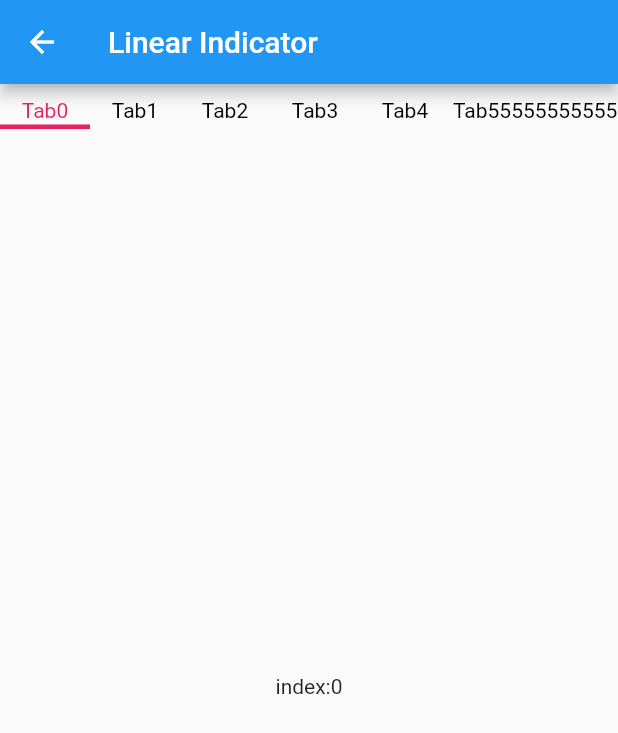
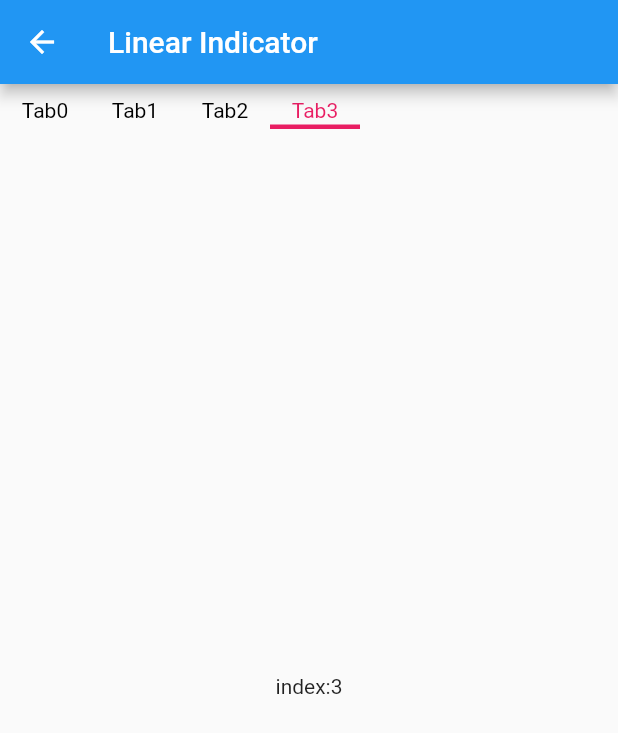
Before and after one commit to lazyee/flutter_custom_tab_bar, a Flutter app: the screen it shows after launch, after a tap on "Linear Tab Bar", on a phone screen of 412 x 824 dp. Shown: the top 733 px of the screen. Run offline on Flutter 3.47's test engine with Material 2 defaults, Android fonts, the phone set to English and light mode, and no system bars.

Commit message:
移除  参数

```diff
--- a/example/lib/linear_tab_bar_page.dart
+++ b/example/lib/linear_tab_bar_page.dart
@@ -11,8 +11,8 @@ class LinearTabBarPage extends StatefulWidget {
 }
 
 class _LinearTabBarPageState extends State<LinearTabBarPage> {
-  final int pageCount = 20;
-  final PageController _controller = PageController();
+  final int pageCount = 4;
+  final PageController _controller = PageController(initialPage: 3);
 
   Widget getTabbarChild(BuildContext context, int index) {
     return TabBarItem(
@@ -41,7 +41,6 @@ class _LinearTabBarPageState extends State<LinearTabBarPage> {
       body: Column(
         children: [
           CustomTabBar(
-            initialIndex: 0,
             height: 35,
             itemCount: pageCount,
             builder: getTabbarChild,
--- a/example/lib/round_tab_bar_page.dart
+++ b/example/lib/round_tab_bar_page.dart
@@ -12,8 +12,7 @@ class RoundTabBarPage extends StatefulWidget {
 
 class _RoundTabBarPageState extends State<RoundTabBarPage> {
   final int pageCount = 4;
-  int initialPage = 3;
-  late PageController _controller = PageController(initialPage: initialPage);
+  late PageController _controller = PageController(initialPage: 3);
   CustomTabBarController _tabBarController = CustomTabBarController();
 
   Widget getTabbarChild(BuildContext context, int index) {
@@ -27,7 +26,7 @@ class _RoundTabBarPageState extends State<RoundTabBarPage> {
                 alignment: Alignment.center,
                 constraints: BoxConstraints(minWidth: 60),
                 child: (Text(
-                  index == 5 ? 'Tab555555555555' : 'Tab$index',
+                  index == 2 ? 'Tab522222' : 'Tab$index',
                   style: TextStyle(fontSize: 14, color: color),
                 )),
               );
@@ -43,7 +42,6 @@ class _RoundTabBarPageState extends State<RoundTabBarPage> {
         children: [
           CustomTabBar(
             tabBarController: _tabBarController,
-            initialIndex: initialPage,
             height: 35,
             itemCount: pageCount,
             builder: getTabbarChild,
--- a/example/lib/standard_tab_bar_page.dart
+++ b/example/lib/standard_tab_bar_page.dart
@@ -29,7 +29,7 @@ class _StandardTabBarPageState extends State<StandardTabBarPage> {
                     alignment: Alignment.center,
                     constraints: BoxConstraints(minWidth: 70),
                     child: (Text(
-                      index == 5 ? 'Tab555555555555' : 'Tab$index',
+                      index == 2 ? 'Tab2222' : 'Tab$index',
                       style: TextStyle(
                         fontSize: 14,
                         color: color,
@@ -46,9 +46,8 @@ class _StandardTabBarPageState extends State<StandardTabBarPage> {
       body: Column(
         children: [
           CustomTabBar(
-            initialIndex: 0,
             height: 35,
-            width: 200,
+            // width: 200,
             // physics: NeverScrollableScrollPhysics(),
             itemCount: pageCount,
             builder: getTabbarChild,
--- a/lib/custom_tab_bar.dart
+++ b/lib/custom_tab_bar.dart
@@ -30,7 +30,6 @@ class CustomTabBarContext extends InheritedWidget {
 class CustomTabBar extends StatelessWidget {
   final IndexedTabBarItemBuilder builder;
   final int itemCount;
-  final int initialIndex;
   final PageController pageController;
   final CustomIndicator? indicator;
   final ValueChanged<int>? onTapItem;
@@ -46,7 +45,6 @@ class CustomTabBar extends StatelessWidget {
       required this.pageController,
       this.onTapItem,
       this.indicator,
-      this.initialIndex = 0,
       this.tabBarController,
       this.width,
       this.height,
@@ -64,7 +62,6 @@ class CustomTabBar extends StatelessWidget {
             onTapItem: onTapItem,
             controlJump: controlJump,
             indicator: indicator,
-            initialIndex: initialIndex,
             tabBarController: tabBarController,
             width: width,
             height: height,
@@ -79,7 +76,6 @@ class CustomTabBar extends StatelessWidget {
 class _CustomTabBar extends StatefulWidget {
   final IndexedTabBarItemBuilder builder;
   final int itemCount;
-  final int initialIndex;
   final PageController pageController;
   final CustomIndicator? indicator;
   final ValueChanged<int>? onTapItem;
@@ -98,7 +94,6 @@ class _CustomTabBar extends StatefulWidget {
       this.tabBarController,
       this.controlJump = true,
       this.indicator,
-      this.initialIndex = 0,
       this.width,
       this.height,
       this.alignment = Alignment.center,
@@ -118,7 +113,7 @@ class _CustomTabBarState extends State<_CustomTabBar>
   ScrollController? _scrollController;
   late CustomTabBarController _tabBarController =
       widget.tabBarController ?? CustomTabBarController();
-  late int currentIndex = widget.initialIndex;
+  late int currentIndex = widget.pageController.initialPage;
   ValueNotifier<IndicatorPosition> positionNotifier =
       ValueNotifier(IndicatorPosition(0, 0));
   late ValueNotifier<ScrollProgressInfo>? progressNotifier =
@@ -134,15 +129,15 @@ class _CustomTabBarState extends State<_CustomTabBar>
 
     _tabBarController.setAnimToIndexCallback(_animateToIndex);
 
-    Future.delayed(Duration.zero, () {
-      progressNotifier?.value = ScrollProgressInfo(currentIndex: currentIndex);
-    });
-
     positionNotifier.addListener(() {
       setState(() {
         indicatorLeft = positionNotifier.value.left;
         indicatorRight = positionNotifier.value.right;
       });
+    });
+
+    Future.delayed(Duration.zero, () {
+      progressNotifier?.value = ScrollProgressInfo(currentIndex: currentIndex);
     });
 
     if (!widget.pinned) {
@@ -368,6 +363,15 @@ class TabBarItemRowState extends State<TabBarItemRow> {
     );
   }
 
+  bool isAllItemMeasureComplete() {
+    for (Size size in widget.sizeList) {
+      if (size.isEmpty) {
+        return false;
+      }
+    }
+    return true;
+  }
+
   @override
   Widget build(BuildContext context) {
     List<Widget> widgetList = [];
@@ -395,11 +399,11 @@ class TabBarItemRowState extends State<TabBarItemRow> {
             MeasureSizeBox(
               child: widget.builder(context, i),
               onSizeCallback: (size) {
-                if (!size.isEmpty && !isMeasureCompletedCallback) {
+                widget.sizeList[i] = size;
+                if (isAllItemMeasureComplete() && !isMeasureCompletedCallback) {
                   widget.onMeasureCompleted();
                   isMeasureCompletedCallback = true;
                 }
-                widget.sizeList[i] = size;
               },
             )));
       }
--- a/lib/indicator/custom_indicator.dart
+++ b/lib/indicator/custom_indicator.dart
@@ -177,14 +177,12 @@ class CustomTabBarController {
     return totalX;
   }
 
-  double tabsContentInsetWidth = 0;
   double getTabbarWidth(List<Size>? sizeList) {
-    if (tabsContentInsetWidth == 0) {
-      sizeList!.forEach((item) {
-        tabsContentInsetWidth += item.width;
-      });
-    }
-    return tabsContentInsetWidth;
+    double totalWidth = 0;
+    sizeList!.forEach((item) {
+      totalWidth += item.width;
+    });
+    return totalWidth;
   }
 }
 
--- a/lib/indicator/linear_indicator.dart
+++ b/lib/indicator/linear_indicator.dart
@@ -23,8 +23,7 @@ class LinearIndicator extends CustomIndicator {
       ValueNotifier<IndicatorPosition> notifier) {
     ScrollItemInfo info =
         getScrollTabbarItemInfo(scrollProgress, tabbarItemInfoList!);
-
-    if (info.nextItemWidth == -1) return;
+    if (info.nextItemWidth == -1 && !info.isLast) return;
 
     double left = info.currentItemScrollX -
         info.currentItemWidth +
--- a/lib/indicator/round_indicator.dart
+++ b/lib/indicator/round_indicator.dart
@@ -30,8 +30,6 @@ class RoundIndicator extends CustomIndicator {
 
     ScrollItemInfo info =
         getScrollTabbarItemInfo(scrollProgress, tabbarItemInfoList!);
-
-    print('info.nextItemWidth:${info.nextItemWidth}');
 
     if (info.nextItemWidth == -1 && !info.isLast) return;
 
--- a/lib/indicator/standard_indicator.dart
+++ b/lib/indicator/standard_indicator.dart
@@ -34,7 +34,7 @@ class StandardIndicator extends CustomIndicator {
       ValueNotifier<IndicatorPosition> notifier) {
     ScrollItemInfo info =
         getScrollTabbarItemInfo(scrollProgress, tabbarItemInfoList!);
-    if (info.nextItemWidth == -1) return;
+    if (info.nextItemWidth == -1 && !info.isLast) return;
 
     double left = 0;
     double right = 0;
@@ -56,7 +56,6 @@ class StandardIndicator extends CustomIndicator {
           info.currentItemScrollX -
           (info.nextItemWidth + width) * 0.5;
     }
-
     notifier.value = IndicatorPosition(left, right);
   }
 
```
Also changed, not shown: 1 other file.
